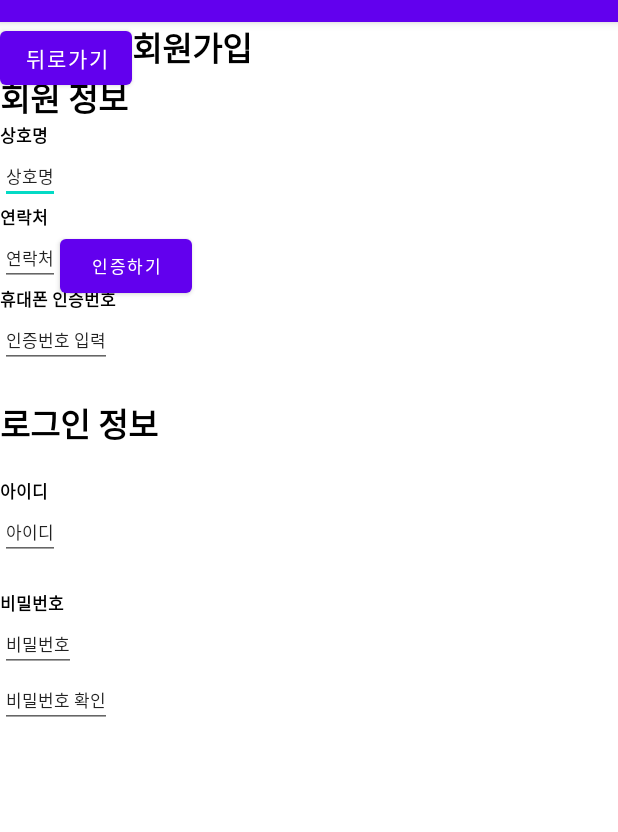
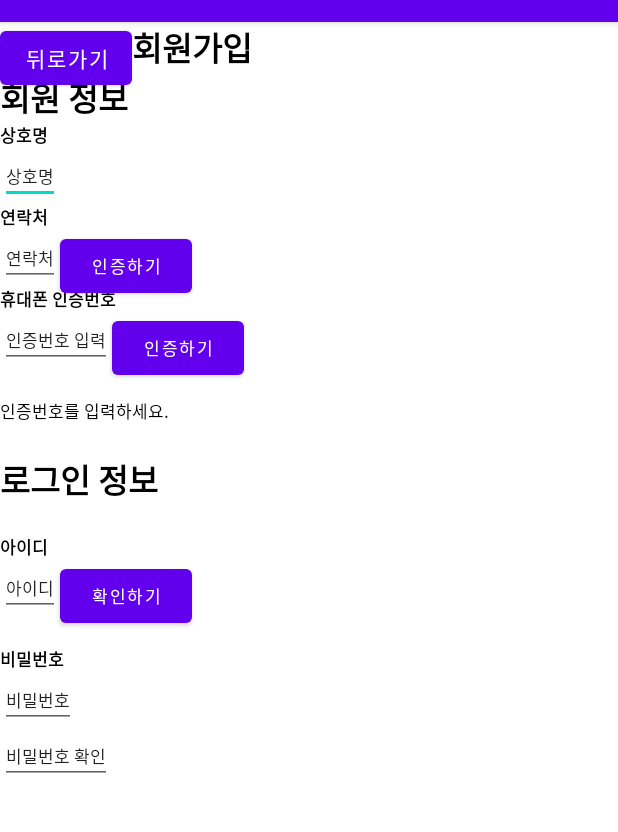
Before and after one commit to Gongdongjang/admin_client, an Android app: the SignUpActivity screen opened directly, with no data from a screen before it, on a phone screen of 412 x 824 dp, the part 62-894 px from its top. Run offline under Robolectric (Android 15) with nearby library versions, the phone set to English and light mode, and no system bars.

Commit message:
[기능추가] 사장님 회원가입 시 핸드폰 번호 인증 기능 추가

```diff
--- a/app/build.gradle
+++ b/app/build.gradle
@@ -32,6 +32,8 @@ dependencies {
     implementation 'androidx.appcompat:appcompat:1.3.0'
     implementation 'com.google.android.material:material:1.4.0'
     implementation 'androidx.constraintlayout:constraintlayout:2.0.4'
+    implementation 'com.squareup.retrofit2:retrofit:2.7.2'
+    implementation 'com.squareup.retrofit2:converter-gson:2.7.2'
     testImplementation 'junit:junit:4.13.2'
     androidTestImplementation 'androidx.test.ext:junit:1.1.3'
     androidTestImplementation 'androidx.test.espresso:espresso-core:3.4.0'
--- a/app/src/main/AndroidManifest.xml
+++ b/app/src/main/AndroidManifest.xml
@@ -3,7 +3,10 @@
     xmlns:tools="http://schemas.android.com/tools"
     package="com.example.admin_client">
 
+    <uses-permission android:name="android.permission.INTERNET" />
+
     <application
+        android:usesCleartextTraffic="true"
         android:allowBackup="true"
         android:dataExtractionRules="@xml/data_extraction_rules"
         android:fullBackupContent="@xml/backup_rules"
--- a/app/src/main/java/com/example/admin_client/SignUpActivity.java
+++ b/app/src/main/java/com/example/admin_client/SignUpActivity.java
@@ -3,12 +3,139 @@ package com.example.admin_client;
 import androidx.appcompat.app.AppCompatActivity;
 
 import android.os.Bundle;
+import android.text.Editable;
+import android.util.Log;
+import android.view.View;
+import android.widget.Button;
+import android.widget.EditText;
+import android.widget.TextView;
+
+import com.google.gson.Gson;
+import com.google.gson.JsonObject;
+import com.google.gson.JsonParser;
+
+import org.json.JSONException;
+import org.json.JSONObject;
+
+import java.io.IOException;
+
+import okhttp3.ResponseBody;
+import retrofit2.Call;
+import retrofit2.Callback;
+import retrofit2.Response;
+import retrofit2.Retrofit;
+import retrofit2.converter.gson.GsonConverterFactory;
+import retrofit2.http.Body;
+import retrofit2.http.POST;
+
+interface SignUpService {
+    @POST("signup/id-check")
+    Call<ResponseBody> checkId(@Body JsonObject body);
+
+    @POST("signup/phone-check")
+    Call<ResponseBody> checkPhone(@Body JsonObject body);
+
+    @POST("signup/phone-check/verify")
+    Call<ResponseBody> phoneVerify(@Body JsonObject body);
+
+}
 
 public class SignUpActivity extends AppCompatActivity {
+    String TAG = SignUpActivity.class.getSimpleName();
+    Retrofit retrofit = new Retrofit.Builder()
+            .baseUrl("http://10.0.2.2:5000/api/")
+            .addConverterFactory(GsonConverterFactory.create())
+            .build();
+    SignUpService service = retrofit.create(SignUpService.class);
+    JsonParser jsonParser = new JsonParser();
+
+    Button phone_verify_btn, code_verify_btn;
+    EditText phone_number, code_verify_input;
+    TextView code_verify_txt;
 
     @Override
     protected void onCreate(Bundle savedInstanceState) {
         super.onCreate(savedInstanceState);
         setContentView(R.layout.activity_sign_up);
+
+        phone_verify_btn = findViewById(R.id.verify_button);
+        phone_number = findViewById(R.id.phone_number_input);
+        phone_verify_btn.setOnClickListener(new View.OnClickListener() {
+            @Override
+            public void onClick(View v) {
+                phoneCheck(phone_number.getText().toString());
+            }
+        });
+
+        code_verify_btn = findViewById(R.id.code_verify_button);
+        code_verify_input = findViewById(R.id.code_verify_input);
+        code_verify_btn.setOnClickListener(new View.OnClickListener() {
+            @Override
+            public void onClick(View v) {
+                phoneVerify(code_verify_input.getText().toString(), phone_number.getText().toString());
+            }
+        });
+    }
+
+    void phoneCheck(String phone_number) {
+        JsonObject body = new JsonObject();
+        body.addProperty("phone_number", phone_number);
+
+        Call<ResponseBody> call = service.checkPhone(body);
+        call.enqueue(new Callback<ResponseBody>() {
+            @Override
+            public void onResponse(Call<ResponseBody> call, Response<ResponseBody> response) {
+                if (response.isSuccessful()) {
+                    try {
+                        JsonObject res =  (JsonObject) jsonParser.parse(response.body().string());
+                        Log.d(TAG, res.get("msg").getAsString());
+                    } catch (IOException e) {
+                        e.printStackTrace();
+                    }
+                }
+                else {
+                    try {
+                        Log.d(TAG, "Fail " + response.errorBody().string());
+                    } catch (IOException e) {
+                        e.printStackTrace();
+                    }
+                }
+            }
+
+            @Override
+            public void onFailure(Call<ResponseBody> call, Throwable t) {
+                Log.e(TAG, "onFailure: e " + t.getMessage());
+            }
+        });
+    }
+
+    void phoneVerify(String code, String phone_number) {
+        code_verify_txt = findViewById(R.id.code_verify_txt);
+
+        JsonObject body = new JsonObject();
+        body.addProperty("phone_number", phone_number);
+        body.addProperty("code", code);
+
+        Call<ResponseBody> call = service.phoneVerify(body);
+        call.enqueue(new Callback<ResponseBody>() {
+            @Override
+            public void onResponse(Call<ResponseBody> call, Response<ResponseBody> response) {
+                try {
+                    JsonObject res = (JsonObject) jsonParser.parse(response.body().string());
+                    if (res.get("phone_valid").getAsBoolean()) {
+                        code_verify_txt.setText("인증됐습니다.");
+                    } else {
+                        code_verify_txt.setText("다시 시도해주세요.");
+                    }
+                } catch (IOException e) {
+                    e.printStackTrace();
+                }
+            }
+
+            @Override
+            public void onFailure(Call<ResponseBody> call, Throwable t) {
+
+            }
+        });
     }
 }
--- a/app/src/main/res/layout/activity_sign_up.xml
+++ b/app/src/main/res/layout/activity_sign_up.xml
@@ -100,7 +100,7 @@
         app:layout_constraintTop_toBottomOf="@+id/phone_number_input" />
 
     <EditText
-        android:id="@+id/verify_input"
+        android:id="@+id/code_verify_input"
         android:layout_width="wrap_content"
         android:layout_height="wrap_content"
         android:inputType="number"
@@ -108,6 +108,27 @@
         android:text="인증번호 입력"
         app:layout_constraintStart_toStartOf="@+id/verify_title"
         app:layout_constraintTop_toBottomOf="@+id/verify_title"/>
+
+    <Button
+        android:id="@+id/code_verify_button"
+        android:layout_width="wrap_content"
+        android:layout_height="wrap_content"
+        android:textSize="5pt"
+        android:text="인증하기"
+        app:layout_constraintStart_toEndOf="@id/code_verify_input"
+        app:layout_constraintTop_toBottomOf="@+id/verify_title"/>
+
+    <TextView
+        android:id="@+id/code_verify_txt"
+        android:layout_width="wrap_content"
+        android:layout_height="wrap_content"
+        android:text="인증번호를 입력하세요."
+        android:textColor="@color/black"
+        android:textSize="5pt"
+        android:layout_marginTop="30px"
+        app:layout_constraintStart_toStartOf="@+id/code_verify_input"
+        app:layout_constraintTop_toBottomOf="@+id/code_verify_input" />
+
 
     <TextView
         android:id="@+id/login_info_title"
@@ -118,8 +139,8 @@
         android:textSize="10pt"
         android:textStyle="bold"
         android:layout_marginTop="30px"
-        app:layout_constraintStart_toStartOf="@+id/verify_input"
-        app:layout_constraintTop_toBottomOf="@+id/verify_input" />
+        app:layout_constraintStart_toStartOf="@+id/code_verify_txt"
+        app:layout_constraintTop_toBottomOf="@+id/code_verify_txt" />
 
     <TextView
         android:id="@+id/id_title"
@@ -141,6 +162,15 @@
         android:textSize="5pt"
         android:text="아이디"
         app:layout_constraintStart_toStartOf="@+id/id_title"
+        app:layout_constraintTop_toBottomOf="@+id/id_title"/>
+
+    <Button
+        android:id="@+id/id_verify_button"
+        android:layout_width="wrap_content"
+        android:layout_height="wrap_content"
+        android:textSize="5pt"
+        android:text="확인하기"
+        app:layout_constraintStart_toEndOf="@id/id_input"
         app:layout_constraintTop_toBottomOf="@+id/id_title"/>
 
     <TextView
```
